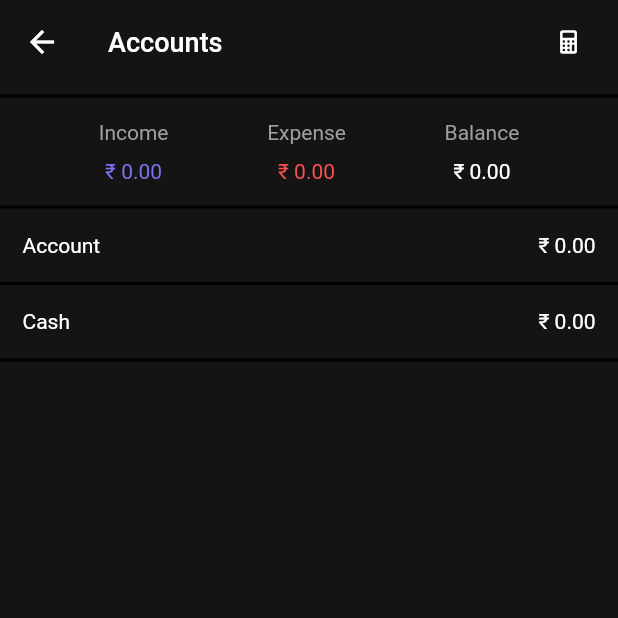
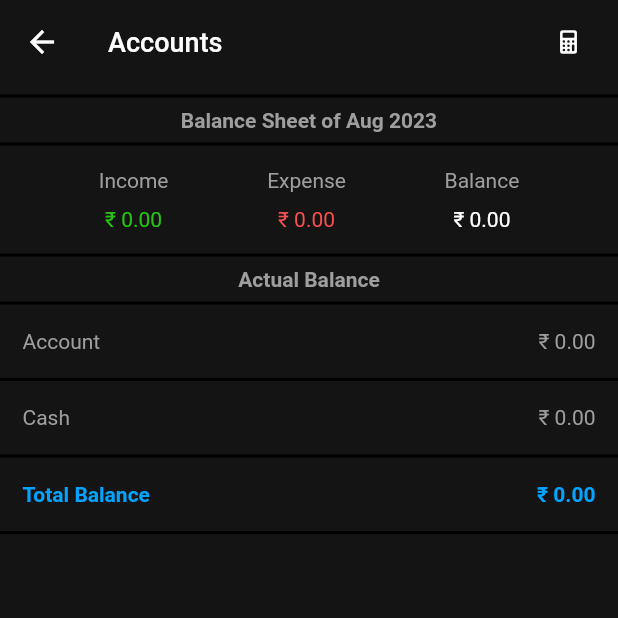
Before and after one commit to joyaljosephnote/Fin_Trackr, a Flutter app: the AccountsScreen screen opened directly, on a phone screen of 412 x 824 dp, the top half of it. Run offline on Flutter 3.47's test engine with Material 2 defaults, Android fonts, the phone set to English and light mode, and no system bars; our stand-ins replace flutter_spinkit, google_fonts, hive, hive_flutter, image_picker, ionicons and 5 more; missing offline and left inert: clipboard, currency_picker; accounts and stored records are empty; project files that could hold a hidden picture were left out.

Commit message:
The account section is updated

```diff
--- a/lib/constant/constant.dart
+++ b/lib/constant/constant.dart
@@ -35,10 +35,10 @@ class AppText {
   static const String appName = 'FinTrackr';
   static const String appVersion = 'Version 1.0.0';
   static const String appVersionNumber = ' 1.0.0';
-  static const String appUpdateDate = '27-Jul-2023';
-  static const String appTermsConditonUpdateDate = '27-Jul-2023';
+  static const String appUpdateDate = '27-Aug-2023';
+  static const String appTermsConditonUpdateDate = '27-Aug-2023';
   static const String authorName = 'Joyal Joseph';
-  static const String companyName = 'Hello Tech';
+  static const String companyName = 'Hello Tech Malayalam';
   static const String website = 'www.hellotechmalayalam.com';
   static const String email = 'hellotechmalayalam@gmail.com';
   static const String linkedin = 'linkedin.com/in/joyaljoseph';
--- a/lib/screens/accounts_screen/accounts_screen.dart
+++ b/lib/screens/accounts_screen/accounts_screen.dart
@@ -14,11 +14,14 @@ class AccountsScreen extends StatelessWidget {
 
   @override
   Widget build(BuildContext context) {
+    DateTime now = DateTime.now();
+    String formattedDate = DateFormat('MMM yyyy').format(now);
     NumberFormat formatter = NumberFormat('#,##0.00');
     TransactionDB.instance.refresh();
     CategoryDB.instance.getAllCategory();
     getAllAccountGroup();
     accountGroupBalanceAmount();
+    balanceAmountOfCurrentMonth();
     balanceAmount();
     return Scaffold(
       backgroundColor: AppColor.ftScafoldColor,
@@ -62,9 +65,21 @@ class AccountsScreen extends StatelessWidget {
                 thickness: 2.0,
                 color: AppColor.ftPrimaryDividerColor,
               ),
+              Text(
+                'Balance Sheet of $formattedDate',
+                style: const TextStyle(
+                    color: AppColor.ftTextTertiaryColor,
+                    fontWeight: FontWeight.bold),
+              ),
+              const Divider(
+                thickness: 2.0,
+                color: AppColor.ftPrimaryDividerColor,
+              ),
               Padding(
                 padding: const EdgeInsets.only(top: 8.0, bottom: 8.0),
-                child: Row(
+                child: Column(
+                  children: [
+                    Row(
                       mainAxisAlignment: MainAxisAlignment.spaceEvenly,
                       crossAxisAlignment: CrossAxisAlignment.center,
                       children: [
@@ -81,12 +96,12 @@ class AccountsScreen extends StatelessWidget {
                               height: 10,
                             ),
                             ValueListenableBuilder(
-                          valueListenable: incomenotifier,
+                              valueListenable: incomeCurrentMonthNotifier,
                               builder: (context, value, child) {
                                 return Text(
-                              "${currencySymboleUpdate.value} ${formatter.format(incomenotifier.value)}",
+                                  "${currencySymboleUpdate.value} ${formatter.format(incomeCurrentMonthNotifier.value)}",
                                   style: const TextStyle(
-                                color: AppColor.ftTextQuinaryColor,
+                                    color: AppColor.ftTextIncomeColor,
                                     fontSize: 14,
                                   ),
                                 );
@@ -107,10 +122,10 @@ class AccountsScreen extends StatelessWidget {
                               height: 10,
                             ),
                             ValueListenableBuilder(
-                          valueListenable: assetAmountGroupNotifier,
+                              valueListenable: expenseCurrentMonthNotifier,
                               builder: (context, value, child) {
                                 return Text(
-                              "${currencySymboleUpdate.value} ${formatter.format(expensenotifier.value)}",
+                                  "${currencySymboleUpdate.value} ${formatter.format(expenseCurrentMonthNotifier.value)}",
                                   style: const TextStyle(
                                     color: AppColor.ftTextExpenseColor,
                                     fontSize: 14,
@@ -121,7 +136,7 @@ class AccountsScreen extends StatelessWidget {
                           ],
                         ),
                         ValueListenableBuilder(
-                      valueListenable: assetAmountGroupNotifier,
+                          valueListenable: totalCurrentMonthNotifier,
                           builder: (context, value, child) {
                             return Column(
                               children: [
@@ -136,7 +151,7 @@ class AccountsScreen extends StatelessWidget {
                                   height: 10,
                                 ),
                                 Text(
-                              "${currencySymboleUpdate.value} ${formatter.format(assetAmountGroupNotifier.value)}",
+                                  "${currencySymboleUpdate.value} ${formatter.format(totalCurrentMonthNotifier.value)}",
                                   style: const TextStyle(
                                     color: AppColor.ftTextSecondayColor,
                                     fontSize: 14,
@@ -148,6 +163,8 @@ class AccountsScreen extends StatelessWidget {
                         ),
                       ],
                     ),
+                  ],
+                ),
               ),
               const Divider(
                 thickness: 2.0,
@@ -155,6 +172,16 @@ class AccountsScreen extends StatelessWidget {
               ),
               Column(
                 children: [
+                  const Text(
+                    'Actual Balance',
+                    style: TextStyle(
+                        color: AppColor.ftTextTertiaryColor,
+                        fontWeight: FontWeight.bold),
+                  ),
+                  const Divider(
+                    thickness: 2.0,
+                    color: AppColor.ftPrimaryDividerColor,
+                  ),
                   Padding(
                     padding: const EdgeInsets.only(left: 15, right: 15),
                     child: ValueListenableBuilder(
@@ -170,7 +197,7 @@ class AccountsScreen extends StatelessWidget {
                                 child: Text(
                                   'Account',
                                   style: TextStyle(
-                                      color: AppColor.ftTextSecondayColor,
+                                      color: AppColor.ftTextTertiaryColor,
                                       fontSize: 14),
                                 ),
                               ),
@@ -179,7 +206,7 @@ class AccountsScreen extends StatelessWidget {
                                 child: Text(
                                   '${currencySymboleUpdate.value} ${formatter.format(accountAmountGroupNotifier.value)}',
                                   style: const TextStyle(
-                                      color: AppColor.ftTextSecondayColor,
+                                      color: AppColor.ftTextTertiaryColor,
                                       fontSize: 14),
                                 ),
                               ),
@@ -208,7 +235,7 @@ class AccountsScreen extends StatelessWidget {
                                 child: Text(
                                   'Cash',
                                   style: TextStyle(
-                                      color: AppColor.ftTextSecondayColor,
+                                      color: AppColor.ftTextTertiaryColor,
                                       fontSize: 14),
                                 ),
                               ),
@@ -217,7 +244,7 @@ class AccountsScreen extends StatelessWidget {
                                 child: Text(
                                   '${currencySymboleUpdate.value} ${formatter.format(cashAmountGroupNotifier.value)}',
                                   style: const TextStyle(
-                                      color: AppColor.ftTextSecondayColor,
+                                      color: AppColor.ftTextTertiaryColor,
                                       fontSize: 14),
                                 ),
                               ),
@@ -233,6 +260,46 @@ class AccountsScreen extends StatelessWidget {
                 thickness: 2.0,
                 color: AppColor.ftPrimaryDividerColor,
               ),
+              Padding(
+                padding: const EdgeInsets.only(left: 15, right: 15),
+                child: ValueListenableBuilder(
+                  valueListenable: assetAmountGroupNotifier,
+                  builder: (context, value, child) {
+                    return SizedBox(
+                      height: 35,
+                      child: Row(
+                        mainAxisAlignment: MainAxisAlignment.spaceBetween,
+                        children: [
+                          const Align(
+                            alignment: Alignment.centerLeft,
+                            child: Text(
+                              'Total Balance',
+                              style: TextStyle(
+                                  color: AppColor.ftTextLinkColor,
+                                  fontSize: 14,
+                                  fontWeight: FontWeight.bold),
+                            ),
+                          ),
+                          Align(
+                            alignment: Alignment.centerRight,
+                            child: Text(
+                              '${currencySymboleUpdate.value} ${formatter.format(assetAmountGroupNotifier.value)}',
+                              style: const TextStyle(
+                                  color: AppColor.ftTextLinkColor,
+                                  fontSize: 14,
+                                  fontWeight: FontWeight.bold),
+                            ),
+                          ),
+                        ],
+                      ),
+                    );
+                  },
+                ),
+              ),
+              const Divider(
+                thickness: 2.0,
+                color: AppColor.ftPrimaryDividerColor,
+              ),
             ],
           ),
         ),
--- a/lib/screens/accounts_screen/balance_calculation.dart
+++ b/lib/screens/accounts_screen/balance_calculation.dart
@@ -13,6 +13,7 @@ ValueNotifier<double> totalCurrentMonthNotifier = ValueNotifier(0);
 ValueNotifier<double> accountAmountGroupNotifier = ValueNotifier(0);
 ValueNotifier<double> cashAmountGroupNotifier = ValueNotifier(0);
 ValueNotifier<double> assetAmountGroupNotifier = ValueNotifier(0);
+ValueNotifier<double> liabiliteAmountGroupNotifier = ValueNotifier(0);
 
 Future<void> balanceAmount() async {
   await TransactionDB.instance.getAllTransactions().then((value) {
@@ -60,6 +61,14 @@ Future<void> accountGroupBalanceAmount() async {
         cashAmountGroupNotifier.value += item.amount!;
       }
     }
+
+    if (accountAmountGroupNotifier.value < 0) {
+      liabiliteAmountGroupNotifier.value = accountAmountGroupNotifier.value;
+    }
+    if (cashAmountGroupNotifier.value < 0) {
+      liabiliteAmountGroupNotifier.value =
+          liabiliteAmountGroupNotifier.value + cashAmountGroupNotifier.value;
+    }
     assetAmountGroupNotifier.value =
         accountAmountGroupNotifier.value + cashAmountGroupNotifier.value;
   });
```
Lines whose indentation alone changed are shown as unchanged.
